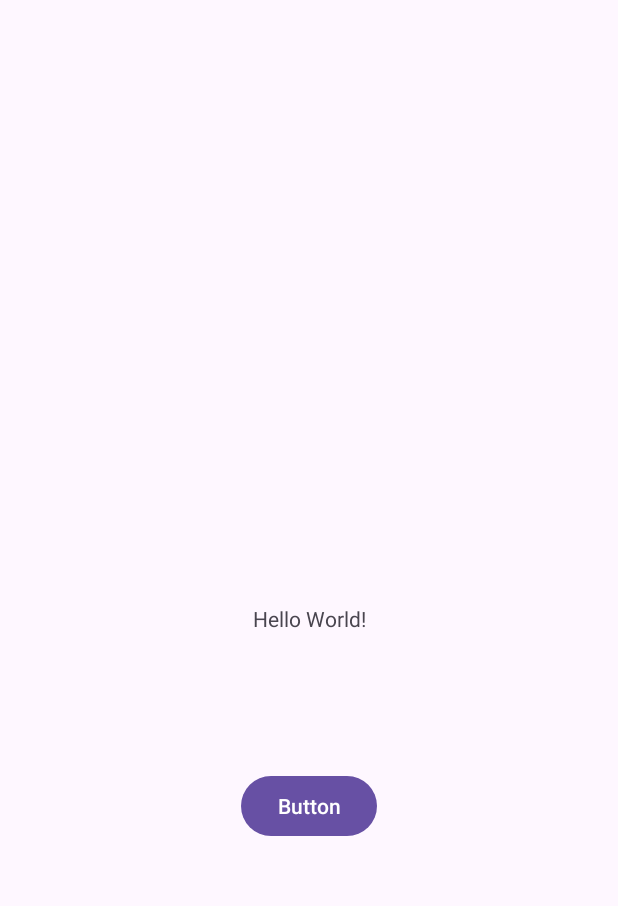
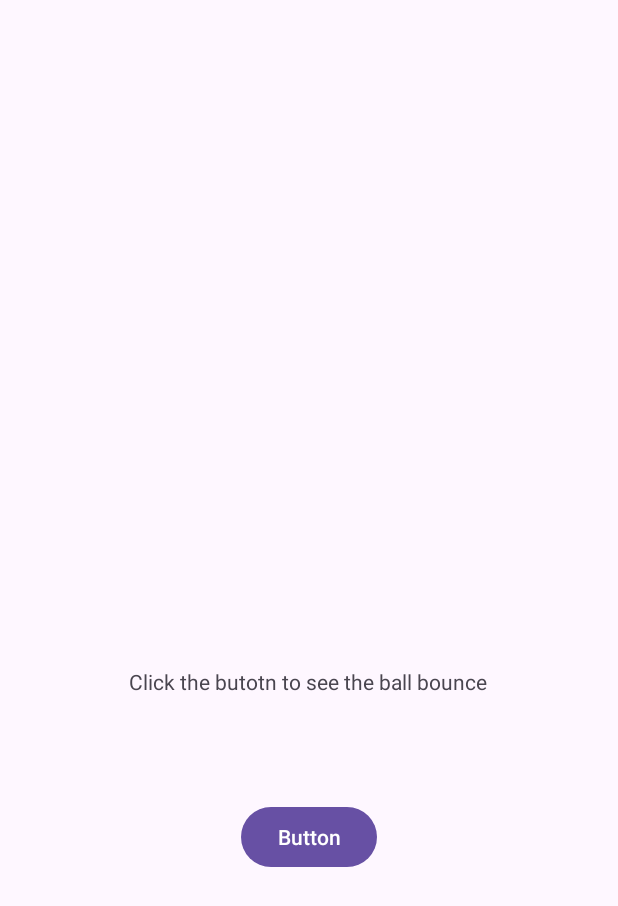
Before and after one commit to elijahxz/JavaApp, an Android app: the screen it shows after launch (MainActivity), on a phone screen of 412 x 824 dp. Shown: the top 906 px of the screen. Run offline under Robolectric (Android 15) with nearby library versions, the light colour scheme and no system bars; 2 statements that could not run were skipped.

Commit message:
xml file

```diff
--- a/app/src/main/res/layout/activity_main.xml
+++ b/app/src/main/res/layout/activity_main.xml
@@ -10,11 +10,13 @@
         android:id="@+id/textView"
         android:layout_width="wrap_content"
         android:layout_height="wrap_content"
-        android:text="Hello World!"
+        android:text="Click the butotn to see the ball bounce"
         app:layout_constraintBottom_toBottomOf="parent"
         app:layout_constraintEnd_toEndOf="parent"
+        app:layout_constraintHorizontal_bias="0.497"
         app:layout_constraintStart_toStartOf="parent"
-        app:layout_constraintTop_toTopOf="parent" />
+        app:layout_constraintTop_toTopOf="parent"
+        app:layout_constraintVertical_bias="0.553" />
 
     <Button
         android:id="@+id/button"
@@ -24,10 +26,13 @@
         android:layout_marginTop="68dp"
         android:layout_marginEnd="160dp"
         android:layout_marginBottom="240dp"
+        android:onClick="buttonClick"
         android:text="Button"
         app:layout_constraintBottom_toBottomOf="parent"
         app:layout_constraintEnd_toEndOf="parent"
         app:layout_constraintStart_toStartOf="parent"
         app:layout_constraintTop_toBottomOf="@+id/textView" />
 
+
+
 </androidx.constraintlayout.widget.ConstraintLayout>
```
